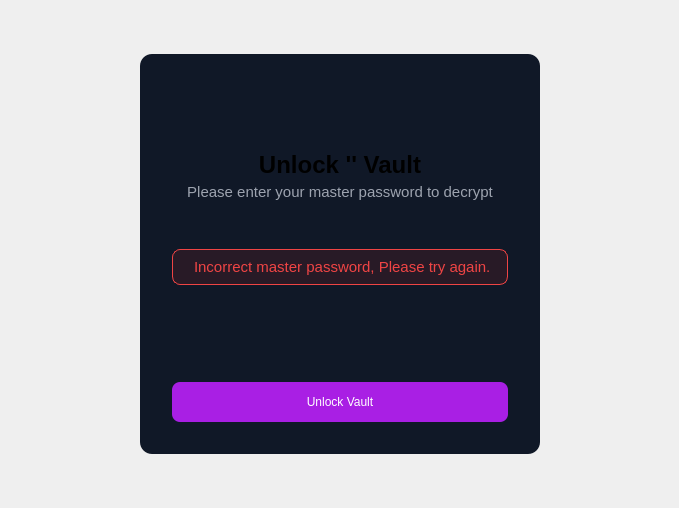
This is src/mainContent/unlockvaultmodal.ui in Keypr-org/qt_client as Qt 5 draws it before an edit. The edited form follows.
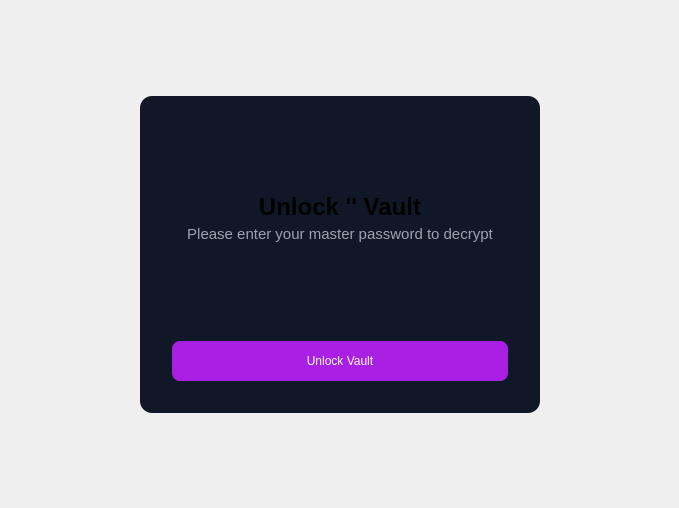
This is the edited form. Icons and pictures are not drawn. Custom widgets are drawn as their Qt base class.

Commit message: [Feat]: Added different ways of displaying errors and successes

The edit to the form file:
```diff
--- a/src/mainContent/unlockvaultmodal.ui
+++ b/src/mainContent/unlockvaultmodal.ui
@@ -45,7 +45,7 @@
      <property name="minimumSize">
       <size>
        <width>400</width>
-       <height>400</height>
+       <height>300</height>
       </size>
      </property>
      <property name="maximumSize">
@@ -98,6 +98,18 @@
          <string notr="true"/>
         </property>
         <layout class="QHBoxLayout" name="horizontalLayout">
+         <property name="leftMargin">
+          <number>0</number>
+         </property>
+         <property name="topMargin">
+          <number>0</number>
+         </property>
+         <property name="rightMargin">
+          <number>0</number>
+         </property>
+         <property name="bottomMargin">
+          <number>0</number>
+         </property>
          <item>
           <spacer name="horizontalSpacer_3">
            <property name="orientation">
@@ -229,13 +241,13 @@
         <property name="sizeHint" stdset="0">
          <size>
           <width>20</width>
-          <height>20</height>
+          <height>40</height>
          </size>
         </property>
        </spacer>
       </item>
       <item>
-       <widget class="QWidget" name="altertModalIncorrectPassword" native="true">
+       <widget class="NotificationTooltip" name="notificationTooltip" native="true">
         <property name="sizePolicy">
          <sizepolicy hsizetype="MinimumExpanding" vsizetype="Preferred">
           <horstretch>0</horstretch>
@@ -248,75 +260,8 @@
           <height>40</height>
          </size>
         </property>
-        <property name="styleSheet">
-         <string notr="true">#altertModalIncorrectPassword {
-	background-color: #281A26;
-	border-radius: 8px;
-	border: 1px solid #EF4444;
-}</string>
-        </property>
-        <layout class="QHBoxLayout" name="horizontalLayout_2">
-         <item>
-          <widget class="QLabel" name="label">
-           <property name="maximumSize">
-            <size>
-             <width>20</width>
-             <height>20</height>
-            </size>
-           </property>
-           <property name="text">
-            <string/>
-           </property>
-           <property name="pixmap">
-            <pixmap resource="../../resources.qrc">:/icons/icons/alert-triangle.png</pixmap>
-           </property>
-           <property name="alignment">
-            <set>Qt::AlignmentFlag::AlignCenter</set>
-           </property>
-          </widget>
-         </item>
-         <item>
-          <widget class="QLabel" name="textError">
-           <property name="sizePolicy">
-            <sizepolicy hsizetype="Expanding" vsizetype="Preferred">
-             <horstretch>0</horstretch>
-             <verstretch>0</verstretch>
-            </sizepolicy>
-           </property>
-           <property name="font">
-            <font>
-             <pointsize>11</pointsize>
-            </font>
-           </property>
-           <property name="styleSheet">
-            <string notr="true">#textError {
-	color: #EF4444;
-}</string>
-           </property>
-           <property name="text">
-            <string>Incorrect master password, Please try again.</string>
-           </property>
-           <property name="alignment">
-            <set>Qt::AlignmentFlag::AlignLeading|Qt::AlignmentFlag::AlignLeft|Qt::AlignmentFlag::AlignVCenter</set>
-           </property>
-          </widget>
-         </item>
-        </layout>
        </widget>
       </item>
-      <item>
-       <spacer name="verticalSpacer_4">
-        <property name="orientation">
-         <enum>Qt::Orientation::Vertical</enum>
-        </property>
-        <property name="sizeHint" stdset="0">
-         <size>
-          <width>20</width>
-          <height>20</height>
-         </size>
-        </property>
-       </spacer>
-      </item>
       <item>
        <widget class="PasswordInput" name="passwordInput" native="true">
         <property name="sizePolicy">
@@ -328,14 +273,14 @@
        </widget>
       </item>
       <item>
-       <spacer name="verticalSpacer_6">
+       <spacer name="verticalSpacer_4">
         <property name="orientation">
          <enum>Qt::Orientation::Vertical</enum>
         </property>
         <property name="sizeHint" stdset="0">
          <size>
           <width>20</width>
-          <height>20</height>
+          <height>40</height>
          </size>
         </property>
        </spacer>
@@ -418,6 +363,12 @@
    <header>component/passwordinput.h</header>
    <container>1</container>
   </customwidget>
+  <customwidget>
+   <class>NotificationTooltip</class>
+   <extends>QWidget</extends>
+   <header>component/notificationtooltip.h</header>
+   <container>1</container>
+  </customwidget>
  </customwidgets>
  <resources>
   <include location="../../resources.qrc"/>
```
The commit also changes 26 other files.
